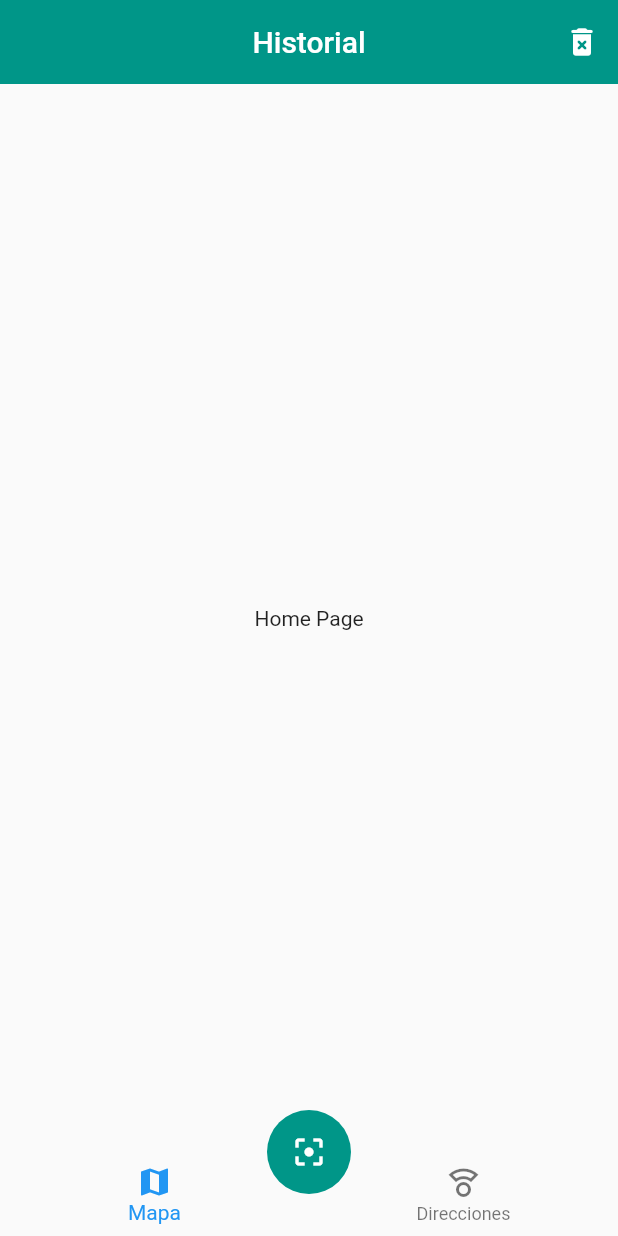
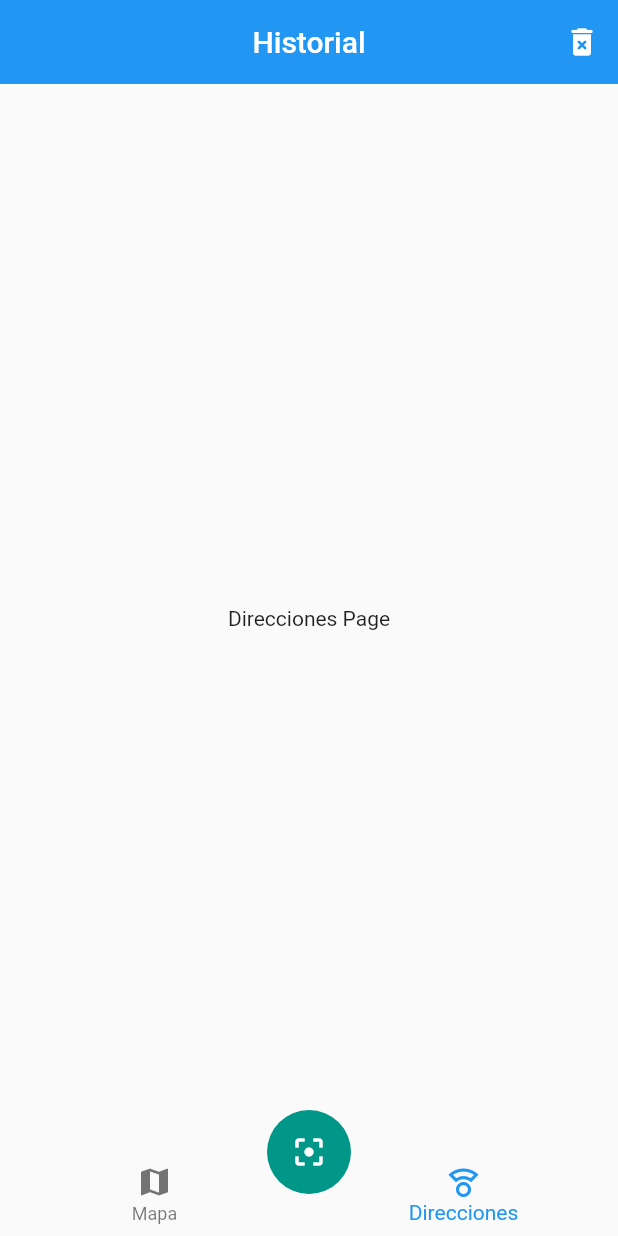
Before and after one commit to brayanzul/QR_Reader, a Flutter app: the screen it shows after launch, on a phone screen of 412 x 824 dp. Run offline on Flutter 3.47's test engine with Material 2 defaults, Android fonts, the phone set to English and light mode, and no system bars.

Commit message:
Add the QR Reader Project and today work these Flutte files: Maps Page, Directions Page, Home Page, Custom navigatorbar

```diff
--- /dev/null
+++ b/lib/pages/direcciones_page.dart
@@ -0,0 +1,12 @@
+import 'package:flutter/material.dart';
+
+
+class DireccionesPage extends StatelessWidget {
+
+  @override
+  Widget build(BuildContext context) {
+    return const Center(
+      child: Text('Direcciones Page'),
+    );
+  }
+}
--- a/lib/pages/home_page.dart
+++ b/lib/pages/home_page.dart
@@ -1,4 +1,6 @@
 import 'package:flutter/material.dart';
+import 'package:qr_reader/pages/direcciones_page.dart';
+import 'package:qr_reader/pages/mapa_page.dart';
 
 import 'package:qr_reader/widgets/custom_navigatorbar.dart';
 import 'package:qr_reader/widgets/scan_button.dart';
@@ -12,7 +14,7 @@ class HomePage extends StatelessWidget {
   Widget build(BuildContext context) {
     return Scaffold(
       appBar: AppBar(
-        backgroundColor: Colors.teal,
+        //backgroundColor: Colors.teal,
         elevation: 0,
         title: const Text('Historial'),
         centerTitle: true,
@@ -23,12 +25,35 @@ class HomePage extends StatelessWidget {
             )
         ]
       ),
-      body: const Center(
-        child: Text('Home Page'),
-     ),
+
+      body: _HomePageBody(),
+
      bottomNavigationBar: const CustomNavigationBar(),
      floatingActionButton: const ScanButton(),
      floatingActionButtonLocation: FloatingActionButtonLocation.centerDocked,
    );
   }
 }
+
+class _HomePageBody extends StatelessWidget {
+
+  @override
+  Widget build(BuildContext context) {
+
+    // Cambiar para mostrar la pagina respectiva
+    final currentIndex = 1;
+
+    switch( currentIndex ) {
+
+      case 0:
+       return MapaPage();
+      case 1:
+       return DireccionesPage();
+
+      default:
+       return MapaPage();
+
+    }
+
+  }
+}
--- /dev/null
+++ b/lib/pages/mapas_page.dart
@@ -0,0 +1,12 @@
+import 'package:flutter/material.dart';
+
+
+class MapasPage extends StatelessWidget {
+
+  @override
+  Widget build(BuildContext context) {
+    return const Center(
+      child: Text('Mapas Page'),
+    );
+  }
+}
--- a/lib/widgets/custom_navigatorbar.dart
+++ b/lib/widgets/custom_navigatorbar.dart
@@ -6,8 +6,11 @@ class CustomNavigationBar extends StatelessWidget {
 
   @override
   Widget build(BuildContext context) {
+
+    final currentIndex = 1;
+
     return BottomNavigationBar(
-      currentIndex: 0,
+      currentIndex: currentIndex,
       elevation: 0,
       items: const <BottomNavigationBarItem>[
         BottomNavigationBarItem(
--- a/pubspec.yaml
+++ b/pubspec.yaml
@@ -36,6 +36,7 @@ dependencies:
   # The following adds the Cupertino Icons font to your application.
   # Use with the CupertinoIcons class for iOS style icons.
   cupertino_icons: ^1.0.2
+  provider: ^6.0.5
 
 dev_dependencies:
   flutter_test:
```
Also changed, not shown: pubspec.lock.
